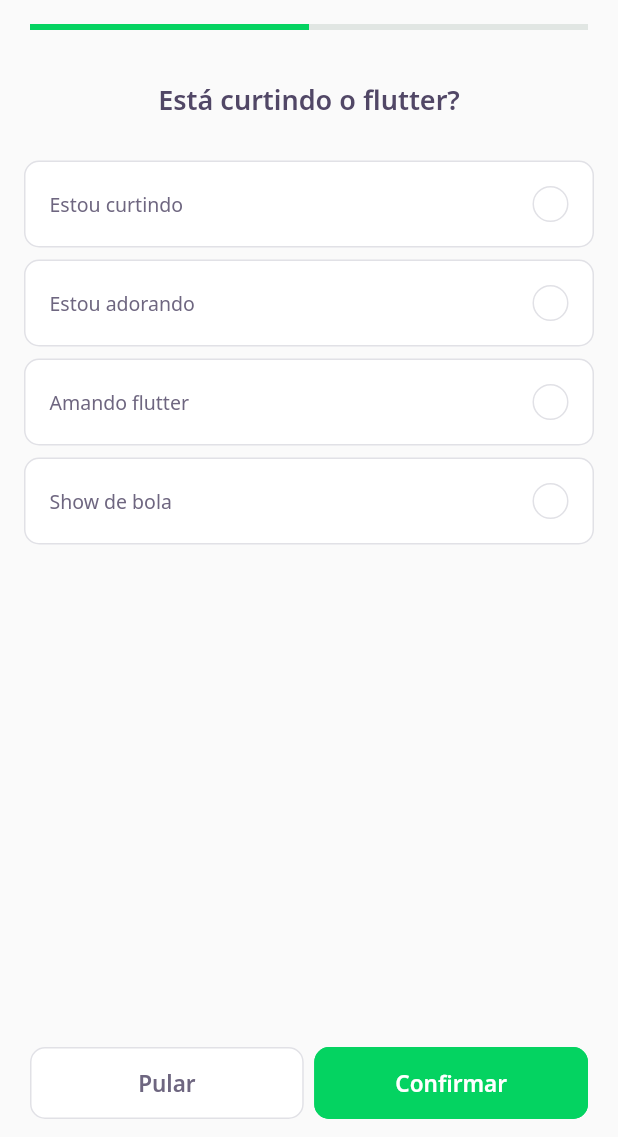
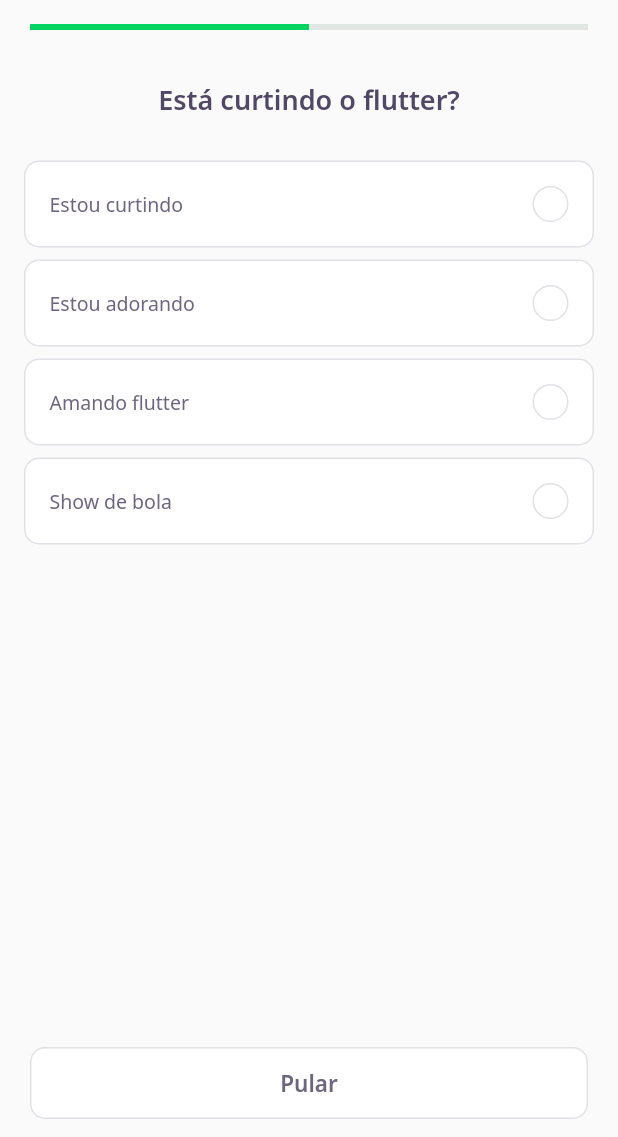
Before and after one commit to zanchettouw/devquiz, a Flutter app: the screen it shows after launch, after a tap on "NLW 5 Flutter", on a phone screen of 412 x 824 dp, the part 99-1236 px from its top. Run offline on Flutter 3.47's test engine with Material 2 defaults, Android fonts, the phone set to English and light mode, and no system bars; our stand-ins replace google_fonts; accounts and stored records are empty; network calls fail.

```diff
--- a/lib/challenge/answer/answer_widget.dart
+++ b/lib/challenge/answer/answer_widget.dart
@@ -1,40 +1,47 @@
 import 'package:devquiz/core/app_colors.dart';
 import 'package:devquiz/core/app_text_styles.dart';
+import 'package:devquiz/shared/models/answers_model.dart';
 import 'package:flutter/material.dart';
 
 class AnswerWidget extends StatelessWidget {
-  final String title;
-  final bool isRight;
+  final AnswerModel answer;
   final bool isSelected;
+  final VoidCallback onTap;
+  final bool disabled;
 
   const AnswerWidget({
     Key? key,
-    required this.title,
-    this.isRight = false,
+    required this.answer,
+    required this.onTap,
     this.isSelected = false,
+    this.disabled = false,
   }) : super(key: key);
 
   Color get _selectedColorRight =>
-      isRight ? AppColors.darkGreen : AppColors.darkRed;
+      answer.isRight ? AppColors.darkGreen : AppColors.darkRed;
 
   Color get _selectedBorderRight =>
-      isRight ? AppColors.lightGreen : AppColors.lightRed;
+      answer.isRight ? AppColors.lightGreen : AppColors.lightRed;
 
   Color get _selectedColorCardRight =>
-      isRight ? AppColors.lightGreen : AppColors.lightRed;
+      answer.isRight ? AppColors.lightGreen : AppColors.lightRed;
 
   Color get _selectedBorderCardRight =>
-      isRight ? AppColors.green : AppColors.red;
+      answer.isRight ? AppColors.green : AppColors.red;
 
   TextStyle get _selectedTextStyleRight =>
-      isRight ? AppTextStyles.bodyDarkGreen : AppTextStyles.bodyDarkRed;
+      answer.isRight ? AppTextStyles.bodyDarkGreen : AppTextStyles.bodyDarkRed;
 
-  IconData get _selectedIconRight => isRight ? Icons.check : Icons.close;
+  IconData get _selectedIconRight => answer.isRight ? Icons.check : Icons.close;
 
   @override
   Widget build(BuildContext context) {
     return Padding(
       padding: const EdgeInsets.symmetric(horizontal: 16, vertical: 4),
+      child: IgnorePointer(
+        ignoring: disabled,
+        child: GestureDetector(
+          onTap: onTap,
           child: Container(
             padding: EdgeInsets.all(16),
             decoration: BoxDecoration(
@@ -42,7 +49,8 @@ class AnswerWidget extends StatelessWidget {
               borderRadius: BorderRadius.circular(10),
               border: Border.fromBorderSide(
                 BorderSide(
-              color: isSelected ? _selectedBorderCardRight : AppColors.border,
+                  color:
+                      isSelected ? _selectedBorderCardRight : AppColors.border,
                 ),
               ),
             ),
@@ -51,9 +59,10 @@ class AnswerWidget extends StatelessWidget {
               children: [
                 Expanded(
                   child: Text(
-                title,
-                style:
-                    isSelected ? _selectedTextStyleRight : AppTextStyles.body,
+                    answer.title,
+                    style: isSelected
+                        ? _selectedTextStyleRight
+                        : AppTextStyles.body,
                   ),
                 ),
                 Container(
@@ -64,7 +73,9 @@ class AnswerWidget extends StatelessWidget {
                     borderRadius: BorderRadius.circular(500),
                     border: Border.fromBorderSide(
                       BorderSide(
-                    color: isSelected ? _selectedBorderRight : AppColors.border,
+                        color: isSelected
+                            ? _selectedBorderRight
+                            : AppColors.border,
                       ),
                     ),
                   ),
@@ -79,6 +90,8 @@ class AnswerWidget extends StatelessWidget {
               ],
             ),
           ),
+        ),
+      ),
     );
   }
 }
--- a/lib/challenge/challenge_page.dart
+++ b/lib/challenge/challenge_page.dart
@@ -28,6 +28,14 @@ class _ChallengePageState extends State<ChallengePage> {
     });
 
     super.initState();
+  }
+
+  void nextPage() {
+    if (controller.currentPage < widget.questions.length)
+      pageController.nextPage(
+        duration: Duration(milliseconds: 300),
+        curve: Curves.easeIn,
+      );
   }
 
   @override
@@ -61,7 +69,10 @@ class _ChallengePageState extends State<ChallengePage> {
         controller: pageController,
         children: widget.questions
             .map(
-              (question) => QuizWidget(question: question),
+              (question) => QuizWidget(
+                question: question,
+                onChange: nextPage,
+              ),
             )
             .toList(),
       ),
@@ -69,28 +80,29 @@ class _ChallengePageState extends State<ChallengePage> {
         bottom: true,
         child: Padding(
           padding: const EdgeInsets.symmetric(horizontal: 20, vertical: 12),
-          child: Row(
+          child: ValueListenableBuilder(
+            valueListenable: controller.currentPageNotifier,
+            builder: (context, value, _) => Row(
               mainAxisAlignment: MainAxisAlignment.spaceAround,
               children: [
+                if (value == widget.questions.length)
+                  Expanded(
+                    child: NextButtonWidget.darkGreen(
+                      label: "Confirmar",
+                      onTap: () {
+                        Navigator.pop(context);
+                      },
+                    ),
+                  )
+                else
                   Expanded(
                     child: NextButtonWidget.white(
                       label: "Pular",
-                  onTap: () {
-                    pageController.nextPage(
-                      duration: Duration(milliseconds: 300),
-                      curve: Curves.easeIn,
-                    );
-                  },
+                      onTap: nextPage,
                     ),
                   ),
-              SizedBox(width: 7),
-              Expanded(
-                child: NextButtonWidget.darkGreen(
-                  label: "Confirmar",
-                  onTap: () {},
+              ],
             ),
-              )
-            ],
           ),
         ),
       ),
--- /dev/null
+++ b/lib/challenge/quiz/quiz_controller.dart
@@ -0,0 +1,3 @@
+class QuizController {
+  var indexSelected = 0;
+}
--- a/lib/challenge/quiz/quiz_widget.dart
+++ b/lib/challenge/quiz/quiz_widget.dart
@@ -1,15 +1,28 @@
 import 'package:devquiz/challenge/answer/answer_widget.dart';
 import 'package:devquiz/core/app_text_styles.dart';
+import 'package:devquiz/shared/models/answers_model.dart';
 import 'package:devquiz/shared/models/question_model.dart';
 import 'package:flutter/material.dart';
+import 'package:flutter/services.dart';
 
-class QuizWidget extends StatelessWidget {
+class QuizWidget extends StatefulWidget {
   final QuestionModel question;
+  final VoidCallback onChange;
 
   const QuizWidget({
     Key? key,
     required this.question,
+    required this.onChange,
   }) : super(key: key);
+
+  @override
+  _QuizWidgetState createState() => _QuizWidgetState();
+}
+
+class _QuizWidgetState extends State<QuizWidget> {
+  int indexSelected = -1;
+
+  AnswerModel answer(int index) => widget.question.answers[index];
 
   @override
   Widget build(BuildContext context) {
@@ -20,20 +33,25 @@ class QuizWidget extends StatelessWidget {
             height: 30,
           ),
           Text(
-            question.title,
+            widget.question.title,
             style: AppTextStyles.heading,
           ),
           SizedBox(
             height: 24,
           ),
-          ...question.answers
-              .map(
-                (answer) => AnswerWidget(
-                  title: answer.title,
-                  isRight: answer.isRight,
-                ),
-              )
-              .toList()
+          for (var i = 0; i < widget.question.answers.length; i++)
+            AnswerWidget(
+              answer: answer(i),
+              isSelected: indexSelected == i,
+              disabled: indexSelected != -1,
+              onTap: () {
+                indexSelected = i;
+                widget.onChange();
+                setState(() {});
+                Future.delayed(Duration(seconds: 2))
+                    .then((value) => widget.onChange());
+              },
+            ),
         ],
       ),
     );
```
Lines whose indentation alone changed are shown as unchanged.
